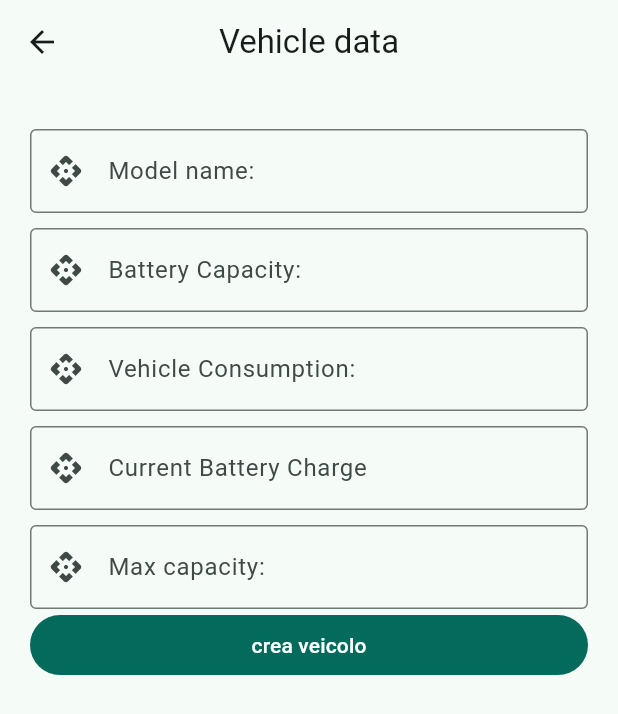
After one commit to LuigiVessella/greenway, a Flutter app: the VehicleInputDetailState screen opened directly, after a tap on "crea veicolo", on a phone screen of 412 x 824 dp. The commit adds this screen. Shown: the top 714 px of the screen. Run offline on Flutter 3.47's test engine with Material 3 defaults, Android fonts, the phone set to English and light mode, and no system bars; our stand-ins replace flutter_dotenv, flutter_map, flutter_svg, jwt_decoder, latlong2, shared_preferences; missing offline and left inert: flutter_appauth, flutter_map_location_marker, google_polyline_algorithm; accounts and stored records are empty.

Commit message:
added: 1.Custom delivery creation 2.Location picker with nominatim 3.Some miscellaneous at the UI 4. Improved some http requests 5. toJson and fromJson added in some classes

```diff
--- a/lib/entity/vehicle.dart
+++ b/lib/entity/vehicle.dart
@@ -1,12 +1,41 @@
+// To parse this JSON data, do
+//
+//     final Vehicle= VehicleFromJson(jsonString);
+
+import 'dart:convert';
+
+VehicleVehicleFromJson(String str) => Vehicle.fromJson(json.decode(str));
+
+String VehicleToJson(Vehicle data) => json.encode(data.toJson());
+
 class Vehicle{
-  String model;
-  double batteryNominalCapacity;
-  double vehicleConsumption;
-  double currentBatteryCharge;
-  double maxCapacity;
+    String model;
+    String batteryNominalCapacity;
+    String vehicleConsumption;
+    String currentBatteryCharge;
+    String maxCapacity;
 
-  Vehicle({required this.model, required this.batteryNominalCapacity, required this.vehicleConsumption, required this.currentBatteryCharge, required this.maxCapacity});
+    Vehicle({
+        required this.model,
+        required this.batteryNominalCapacity,
+        required this.vehicleConsumption,
+        required this.currentBatteryCharge,
+        required this.maxCapacity,
+    });
 
+    factory Vehicle.fromJson(Map<String, dynamic> json) => Vehicle(
+        model: json["model"],
+        batteryNominalCapacity: json["batteryNominalCapacity"],
+        vehicleConsumption: json["vehicleConsumption"],
+        currentBatteryCharge: json["currentBatteryCharge"],
+        maxCapacity: json["maxCapacity"],
+    );
 
-
+    Map<String, dynamic> toJson() => {
+        "model": model,
+        "batteryNominalCapacity": batteryNominalCapacity,
+        "vehicleConsumption": vehicleConsumption,
+        "currentBatteryCharge": currentBatteryCharge,
+        "maxCapacity": maxCapacity,
+    };
 }
--- a/lib/presentation/pages/login_page.dart
+++ b/lib/presentation/pages/login_page.dart
@@ -73,6 +73,7 @@ class _LoginPageState extends State<LoginPage> {
                     Navigator.pushNamed(context, '/second');
                   } else if (AuthService().isLoggedIn &&
                       AuthService().getUserInfo!.contains('DELIVERY')) {
+                        _checkDeliveyman();
                     Navigator.pushNamed(context, '/third');
                   } else {
                     ScaffoldMessenger.of(context).showSnackBar(snackBar);
@@ -96,4 +97,8 @@ class _LoginPageState extends State<LoginPage> {
       });
     }
   }
+
+  void _checkDeliveyman(){
+
+  }
 }
--- /dev/null
+++ b/lib/presentation/widgets/add_new_vehicle_widget.dart
@@ -0,0 +1,99 @@
+import 'package:flutter/material.dart';
+import 'package:greenway/entity/vehicle.dart';
+import 'package:greenway/repositories/vehicle_repository.dart';
+
+class VehicleInputDetailState extends StatefulWidget {
+  const VehicleInputDetailState({super.key});
+
+  @override
+  State<VehicleInputDetailState> createState() =>
+      _VehicleInputDetailStateState();
+}
+
+class _VehicleInputDetailStateState extends State<VehicleInputDetailState> {
+  final VehicleRepository vr = VehicleRepository();
+
+  final modelTextController = TextEditingController();
+  final batteryTextController = TextEditingController();
+  final vehicleConsumptionTextController = TextEditingController();
+  final currentBatteryChargeTextController = TextEditingController();
+  final maxCapacityTextController = TextEditingController();
+
+  @override
+  Widget build(BuildContext context) {
+    return Scaffold(
+      appBar: AppBar(
+        title: const Text("Vehicle data"),
+        centerTitle: true,
+      ),
+      body: Container(
+        padding: const EdgeInsets.all(20.0),
+        child: ListView(
+          children: [
+            const SizedBox(
+              height: 10,
+            ),
+            TextFormField(
+              controller: modelTextController,
+              decoration: const InputDecoration(
+                  labelText: 'Model name:',
+                  prefixIcon: Icon(Icons.api_rounded),
+                  border: OutlineInputBorder()),
+            ),
+            const SizedBox(
+              height: 10,
+            ),
+            TextFormField(
+              controller: batteryTextController,
+              decoration: const InputDecoration(
+                  labelText: 'Battery Capacity:',
+                  prefixIcon: Icon(Icons.api_rounded),
+                  border: OutlineInputBorder()),
+            ),
+            const SizedBox(
+              height: 10,
+            ),
+            TextFormField(
+              controller: vehicleConsumptionTextController,
+              decoration: const InputDecoration(
+                  labelText: 'Vehicle Consumption:',
+                  prefixIcon: Icon(Icons.api_rounded),
+                  border: OutlineInputBorder()),
+            ),
+            const SizedBox(
+              height: 10,
+            ),
+            TextFormField(
+              controller: currentBatteryChargeTextController,
+              decoration: const InputDecoration(
+                  labelText: 'Current Battery Charge',
+                  prefixIcon: Icon(Icons.api_rounded),
+                  border: OutlineInputBorder()),
+            ),
+            const SizedBox(
+              height: 10,
+            ),
+            TextFormField(
+              controller: maxCapacityTextController,
+              decoration: const InputDecoration(
+                  labelText: 'Max capacity:',
+                  prefixIcon: Icon(Icons.api_rounded),
+                  border: OutlineInputBorder()),
+            ),
+            FilledButton(
+                onPressed: () {
+                  vr.addVehicle(Vehicle(
+                      model: modelTextController.text,
+                      batteryNominalCapacity: batteryTextController.text,
+                      vehicleConsumption: vehicleConsumptionTextController.text,
+                      currentBatteryCharge:
+                          currentBatteryChargeTextController.text,
+                      maxCapacity: maxCapacityTextController.text));
+                },
+                child: const Text('crea veicolo'))
+          ],
+        ),
+      ),
+    );
+  }
+}
--- a/lib/services/network/data_providers/http_vehicle_provider.dart
+++ b/lib/services/network/data_providers/http_vehicle_provider.dart
@@ -1,5 +1,3 @@
-import 'dart:convert';
-
 import 'package:flutter_dotenv/flutter_dotenv.dart';
 import 'package:greenway/entity/vehicle.dart';
 import 'package:greenway/services/network/logger.dart';
@@ -9,21 +7,16 @@ class HttpVehicleResponse {
   var client = http.Client();
 
   Future<void> addVehicle(Vehicle vehicle) async {
-    var response =
-        await client.post(Uri.http('${dotenv.env['restApiEndpoint']}', '/api/v1/vehicles'),
-            headers: {
-              'Authorization': 'Bearer ${AuthService().accessToken}',
-              'Content-Type': 'application/json'
-            },
-            body: jsonEncode({
-              'model': vehicle.model,
-              'batteryNominalCapacity': '${vehicle.batteryNominalCapacity}',
-              'vehicleConsumption': '${vehicle.vehicleConsumption}',
-              'currentBatteryCharge': '${vehicle.currentBatteryCharge}',
-              'maxCapacity': '${vehicle.maxCapacity}',
-            }));
+    var response = await client.post(
+        Uri.http('${dotenv.env['restApiEndpoint']}', '/api/v1/vehicles'),
+        headers: {
+          'Authorization': 'Bearer ${AuthService().accessToken}',
+          'Content-Type': 'application/json'
+        },
+        body: VehicleToJson(vehicle));
+
+    print(response.statusCode);
     print(response.body);
-
   }
   //}
   //Future<void> deleteDelivery(Delivery delivery){
```
Also changed, not shown: lib/entity/delivery.dart (+50 -6 lines), lib/entity/delivery_package.dart (+17 -5 lines), lib/presentation/pages/admin_page.dart (+23 -108 lines), lib/presentation/widgets/add_new_delivery_widget.dart (+5 -5 lines), lib/repositories/delivery_repository.dart (+12 -0 lines), lib/repositories/deliveryman_repository.dart (added, +9 -0 lines), lib/services/network/data_providers/http_delivery_provider.dart (+11 -7 lines), lib/services/network/data_providers/http_deliveryman_provider.dart (added, +19 -0 lines).
